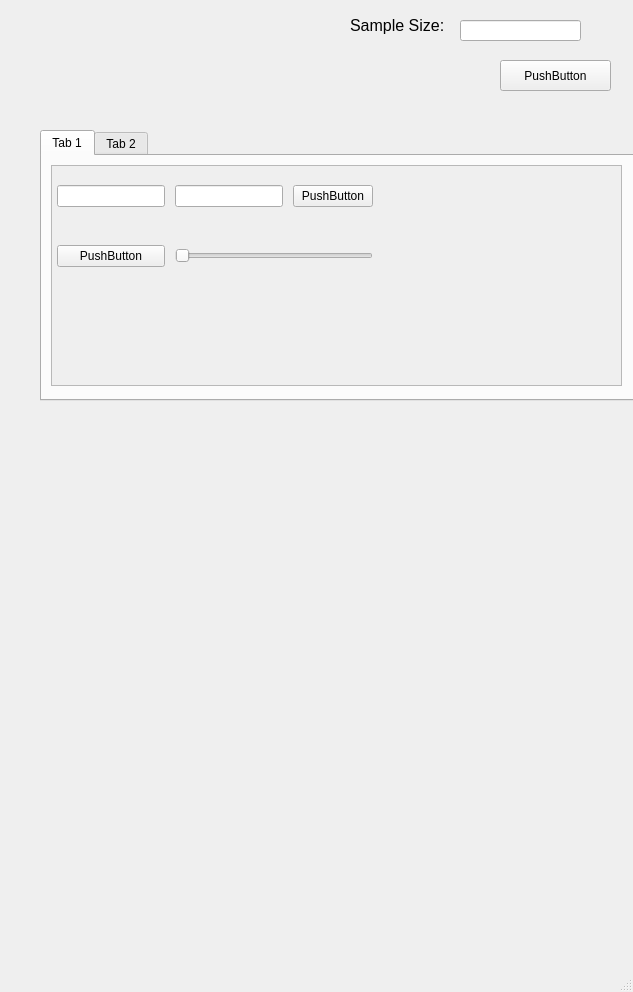
This is _04_Solution_Spaces/_100_design_space_projection/gui_main_designer.ui in Surya-Vamshi/Product-Family-Design as Qt 5 draws it before an edit. The edited form follows.
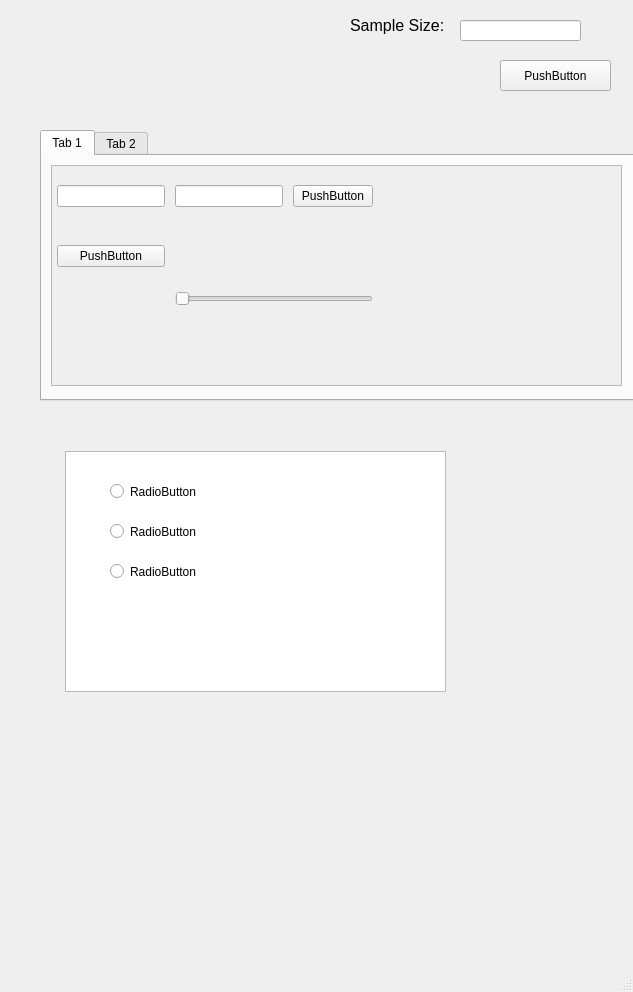
This is the edited form. Icons and pictures are not drawn.

Commit message: Updated: gui_main.py (Radio button for Products)

```diff
--- a/_04_Solution_Spaces/_100_design_space_projection/gui_main_designer.ui
+++ b/_04_Solution_Spaces/_100_design_space_projection/gui_main_designer.ui
@@ -88,7 +88,7 @@
           <height>221</height>
          </rect>
         </property>
-        <layout class="QGridLayout" name="DV_Grid" rowminimumheight="50,50" columnminimumwidth="0,0,0">
+        <layout class="QGridLayout" name="DV_Grid" rowminimumheight="50,50,0" columnminimumwidth="0,0,0">
          <property name="sizeConstraint">
           <enum>QLayout::SetFixedSize</enum>
          </property>
@@ -110,6 +110,16 @@
          <item row="0" column="1">
           <widget class="QLineEdit" name="lineEdit_3"/>
          </item>
+         <item row="2" column="1" colspan="2">
+          <widget class="QSlider" name="horizontalSlider">
+           <property name="orientation">
+            <enum>Qt::Horizontal</enum>
+           </property>
+          </widget>
+         </item>
+         <item row="0" column="0">
+          <widget class="QLineEdit" name="lineEdit_2"/>
+         </item>
          <item row="0" column="2">
           <widget class="QPushButton" name="pushButton_2">
            <property name="text">
@@ -124,16 +134,6 @@
            </property>
           </widget>
          </item>
-         <item row="0" column="0">
-          <widget class="QLineEdit" name="lineEdit_2"/>
-         </item>
-         <item row="1" column="1" colspan="2">
-          <widget class="QSlider" name="horizontalSlider">
-           <property name="orientation">
-            <enum>Qt::Horizontal</enum>
-           </property>
-          </widget>
-         </item>
         </layout>
        </widget>
       </widget>
@@ -196,6 +196,55 @@
      </rect>
     </property>
    </widget>
+   <widget class="QTableWidget" name="tableWidget">
+    <property name="geometry">
+     <rect>
+      <x>65</x>
+      <y>451</y>
+      <width>381</width>
+      <height>241</height>
+     </rect>
+    </property>
+   </widget>
+   <widget class="QRadioButton" name="radioButton">
+    <property name="geometry">
+     <rect>
+      <x>110</x>
+      <y>480</y>
+      <width>112</width>
+      <height>23</height>
+     </rect>
+    </property>
+    <property name="text">
+     <string>RadioButton</string>
+    </property>
+   </widget>
+   <widget class="QRadioButton" name="radioButton_2">
+    <property name="geometry">
+     <rect>
+      <x>110</x>
+      <y>520</y>
+      <width>112</width>
+      <height>23</height>
+     </rect>
+    </property>
+    <property name="text">
+     <string>RadioButton</string>
+    </property>
+   </widget>
+   <widget class="QRadioButton" name="radioButton_3">
+    <property name="geometry">
+     <rect>
+      <x>110</x>
+      <y>560</y>
+      <width>112</width>
+      <height>23</height>
+     </rect>
+    </property>
+    <property name="text">
+     <string>RadioButton</string>
+    </property>
+   </widget>
   </widget>
   <widget class="QMenuBar" name="menubar">
    <property name="enabled">
```
The commit also changes 1 other file.
